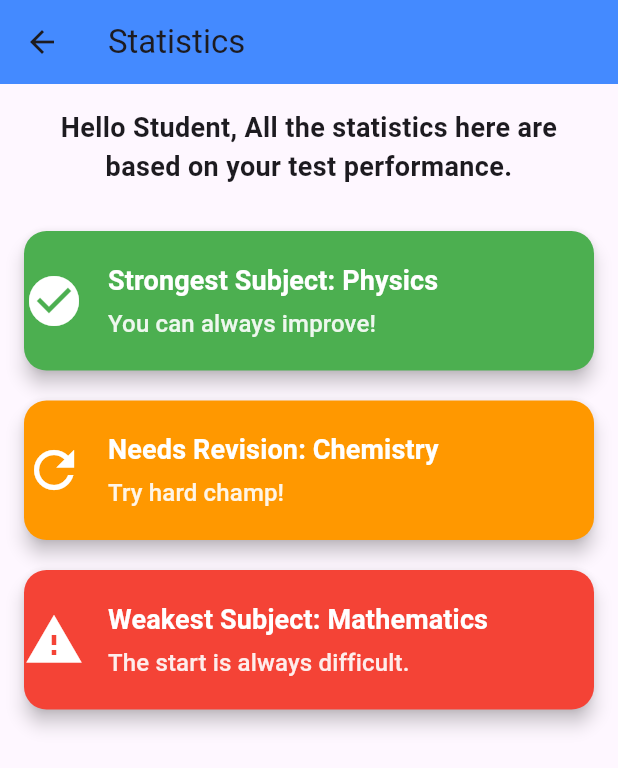
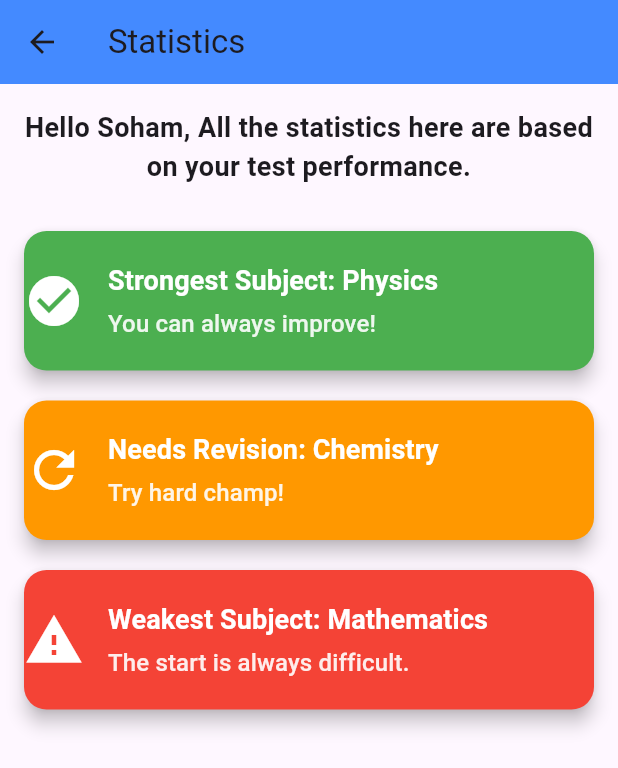
Before and after one commit to Soham1250/student_dashboard, a Flutter app: the MainScreen screen opened by its route, after a tap on "Statistics", on a phone screen of 412 x 824 dp. Shown: the top 768 px of the screen. Run offline on Flutter 3.47's test engine with Material 3 defaults, Android fonts, the phone set to English and light mode, and no system bars; our stand-ins replace flutter_html, shared_preferences; accounts and stored records are empty; network calls fail.

Commit message:
Enhanced Application

```diff
--- a/lib/Screens/MainScreen/main_screen.dart
+++ b/lib/Screens/MainScreen/main_screen.dart
@@ -19,31 +19,17 @@ class _MainScreenState extends State<MainScreen> {
   }
 
   Future<void> fetchUsername() async {
-    try {
-      // Call the API using ID 1 for testing purposes
-      final response = await _apiService.getRequest(getStudentByIdEndpoint('1'));
-
-      if (response != null && response.containsKey('FirstName')) {
-        setState(() {
-          _username = response['FirstName']; // Extract only FirstName
-        });
-      } else {
-        setState(() {
-          _username = 'Student'; // Default value if FirstName is not found
-        });
-      }
-    } catch (error) {
-      setState(() {
-        _username = 'Student'; // Default in case of error
-      });
-    }
+    setState(() {
+      _username = 'Soham'; // Always set to Soham
+    });
   }
 
   void _navigateToProfile() {
     Navigator.push(
       context,
       MaterialPageRoute(
-        builder: (context) => const ProfileScreen(studentId: '1'), // Using ID 1 for testing
+        builder: (context) =>
+            const ProfileScreen(studentId: '1'), // Using ID 1 for testing
       ),
     );
   }
@@ -52,7 +38,8 @@ class _MainScreenState extends State<MainScreen> {
   Widget build(BuildContext context) {
     return Scaffold(
       appBar: AppBar(
-        title: const Text('Main Dashboard', style: TextStyle(fontSize: 24, color: Colors.white)),
+        title: const Text('Main Dashboard',
+            style: TextStyle(fontSize: 24, color: Colors.white)),
         backgroundColor: Colors.deepPurple,
         elevation: 0,
       ),
@@ -69,13 +56,17 @@ class _MainScreenState extends State<MainScreen> {
                     child: CircleAvatar(
                       radius: 40,
                       backgroundColor: Colors.deepPurple[100],
-                      child: const Icon(Icons.person, size: 40, color: Colors.deepPurple),
+                      child: const Icon(Icons.person,
+                          size: 40, color: Colors.deepPurple),
                     ),
                   ),
                   const SizedBox(width: 20),
                   Text(
                     'Hello, $_username',
-                    style: const TextStyle(fontSize: 22, fontWeight: FontWeight.bold, color: Colors.white),
+                    style: const TextStyle(
+                        fontSize: 22,
+                        fontWeight: FontWeight.bold,
+                        color: Colors.white),
                   ),
                 ],
               ),
@@ -86,12 +77,18 @@ class _MainScreenState extends State<MainScreen> {
                   crossAxisSpacing: 15,
                   mainAxisSpacing: 15,
                   children: [
-                    _buildGridButton('Tests', Icons.assignment, context, '/testSelection', Colors.orange),
-                    _buildGridButton('Performance', Icons.bar_chart, context, '/performance', Colors.green),
-                    _buildGridButton('Statistics', Icons.insert_chart, context, '/statistics', Colors.blue),
-                    _buildGridButton('Learn', Icons.school, context, '/learn', Colors.red),
-                    _buildGridButton('Feedback', Icons.feedback, context, '/feedback', Colors.purple),
-                    _buildGridButton('Grievances', Icons.report_problem, context, '/grievances', Colors.teal),
+                    _buildGridButton('Tests', Icons.assignment, context,
+                        '/testSelection', Colors.orange),
+                    _buildGridButton('Performance', Icons.bar_chart, context,
+                        '/performance', Colors.green),
+                    _buildGridButton('Statistics', Icons.insert_chart, context,
+                        '/statistics', Colors.blue),
+                    _buildGridButton(
+                        'Learn', Icons.school, context, '/learn', Colors.red),
+                    _buildGridButton('Feedback', Icons.feedback, context,
+                        '/feedback', Colors.purple),
+                    _buildGridButton('Grievances', Icons.report_problem,
+                        context, '/grievance', Colors.teal),
                   ],
                 ),
               ),
@@ -102,7 +99,8 @@ class _MainScreenState extends State<MainScreen> {
     );
   }
 
-  Widget _buildGridButton(String label, IconData icon, BuildContext context, String route, Color color) {
+  Widget _buildGridButton(String label, IconData icon, BuildContext context,
+      String route, Color color) {
     return ElevatedButton(
       onPressed: () {
         Navigator.pushNamed(context, route, arguments: {'username': _username});
```
Also changed, not shown: lib/Screens/MainScreen/Grievance/grievance.dart (+10 -5 lines), lib/Screens/MainScreen/Tests/TestType/FullLengthTest/MHT CET/select_year.dart (+3 -2 lines), lib/Screens/MainScreen/Tests/TestType/FullLengthTest/select_flt.dart (+3 -2 lines), lib/main.dart (+13 -14 lines).
